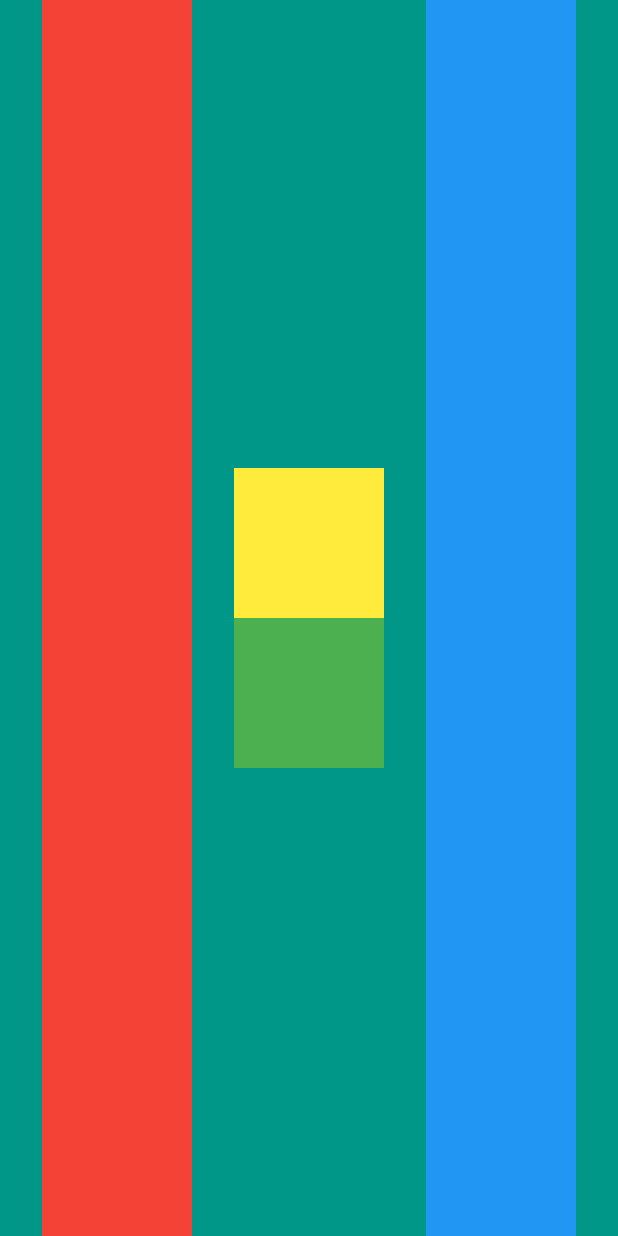
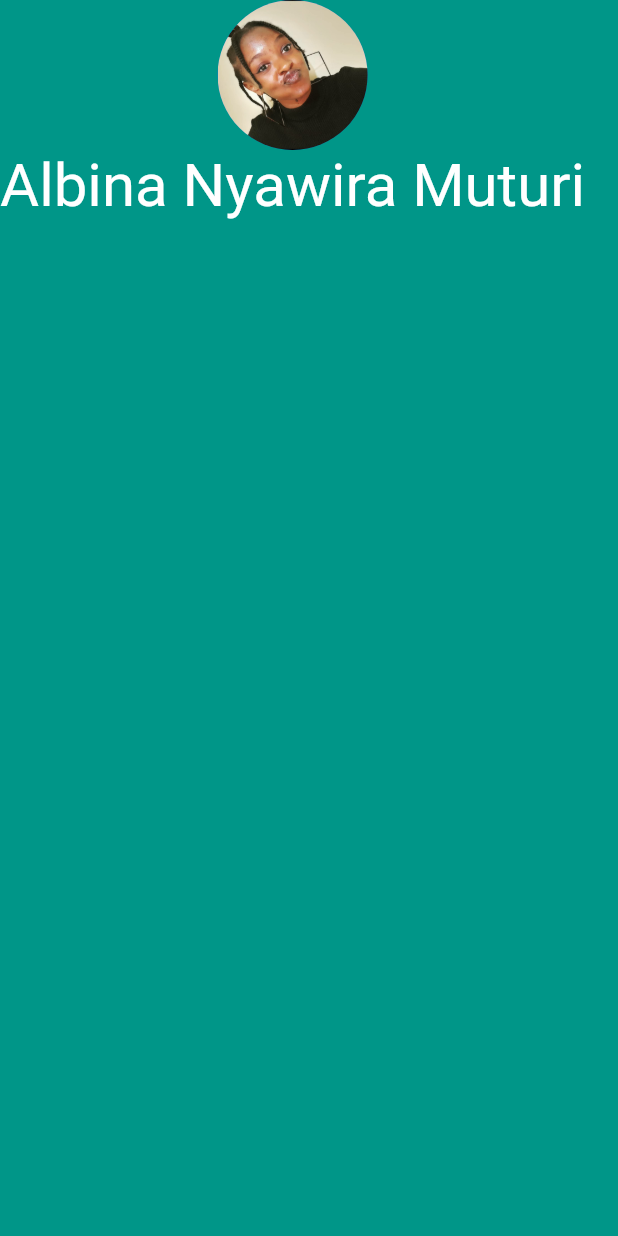
Before and after one commit to NyawiraMuturi/MyCard, a Flutter app: the screen it shows after launch, on a phone screen of 412 x 824 dp. Run offline on Flutter 3.47's test engine with Material 2 defaults, Android fonts, the phone set to English and light mode, and no system bars.

Commit message:
add image and font to card

```diff
--- a/lib/main.dart
+++ b/lib/main.dart
@@ -11,32 +11,18 @@ class MyApp extends StatelessWidget {
       home: Scaffold(
         backgroundColor: Colors.teal,
         body: SafeArea(
-          child: Row(
-            crossAxisAlignment: CrossAxisAlignment.stretch,
-            mainAxisAlignment: MainAxisAlignment.spaceEvenly,
+          child: Column (
             children: <Widget>[
-              Container(
-                color: Colors.red,
-                width: 100.0,
+              CircleAvatar(
+                radius: 50.0,
+                backgroundImage: AssetImage('images/albina.jpg'),
               ),
-              Column(
-                mainAxisAlignment: MainAxisAlignment.center,
-                children: <Widget>[
-                  Container(
-                    height: 100.0,
-                    width: 100.0,
-                    color: Colors.yellow,
-                  ),
-                  Container(
-                    height: 100.0,
-                    width: 100.0,
-                    color: Colors.green,
-                  ),
-                ],
-              ),
-              Container(
-                color: Colors.blue,
-                width: 100.0,
+              Text(
+                  'Albina Nyawira Muturi',
+                style: TextStyle (
+                  fontSize: 40.0,
+                  color: Colors.white,
+                ),
               ),
             ],
           ),
```
Also changed, not shown: pubspec.yaml (+3 -26 lines), images/albina.jpg (added).
